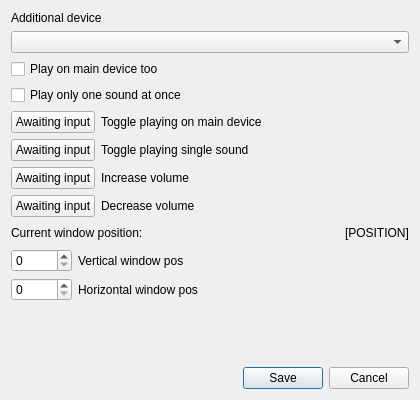
The window that ui/layouts/SettingsDialog.ui (IMatynia/epicki-soundboard-v3) describes before a commit, drawn with Qt 5.
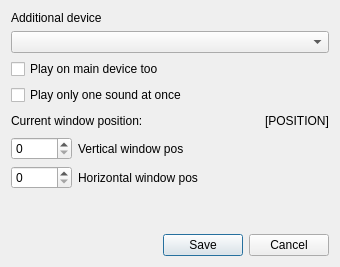
The same window after the commit.

```diff
--- a/ui/layouts/SettingsDialog.ui
+++ b/ui/layouts/SettingsDialog.ui
@@ -6,8 +6,8 @@
    <rect>
     <x>0</x>
     <y>0</y>
-    <width>420</width>
-    <height>400</height>
+    <width>340</width>
+    <height>267</height>
    </rect>
   </property>
   <property name="windowTitle">
@@ -39,64 +39,7 @@
     </widget>
    </item>
    <item>
-    <layout class="QFormLayout" name="formLayout">
-     <item row="0" column="0">
-      <widget class="QPushButton" name="bScanToggleMain">
-       <property name="text">
-        <string>Awaiting input</string>
-       </property>
-      </widget>
-     </item>
-     <item row="0" column="1">
-      <widget class="QLabel" name="label_2">
-       <property name="text">
-        <string>Toggle playing on main device</string>
-       </property>
-      </widget>
-     </item>
-     <item row="1" column="0">
-      <widget class="QPushButton" name="bScanToggleSingular">
-       <property name="text">
-        <string>Awaiting input</string>
-       </property>
-      </widget>
-     </item>
-     <item row="1" column="1">
-      <widget class="QLabel" name="label_3">
-       <property name="text">
-        <string>Toggle playing single sound</string>
-       </property>
-      </widget>
-     </item>
-     <item row="2" column="0">
-      <widget class="QPushButton" name="bScanVolUp">
-       <property name="text">
-        <string>Awaiting input</string>
-       </property>
-      </widget>
-     </item>
-     <item row="2" column="1">
-      <widget class="QLabel" name="label_4">
-       <property name="text">
-        <string>Increase volume</string>
-       </property>
-      </widget>
-     </item>
-     <item row="3" column="0">
-      <widget class="QPushButton" name="bScanVolDown">
-       <property name="text">
-        <string>Awaiting input</string>
-       </property>
-      </widget>
-     </item>
-     <item row="3" column="1">
-      <widget class="QLabel" name="label_5">
-       <property name="text">
-        <string>Decrease volume</string>
-       </property>
-      </widget>
-     </item>
-    </layout>
+    <layout class="QGridLayout" name="glHotkeys"/>
    </item>
    <item>
     <layout class="QHBoxLayout" name="horizontalLayout">
```
